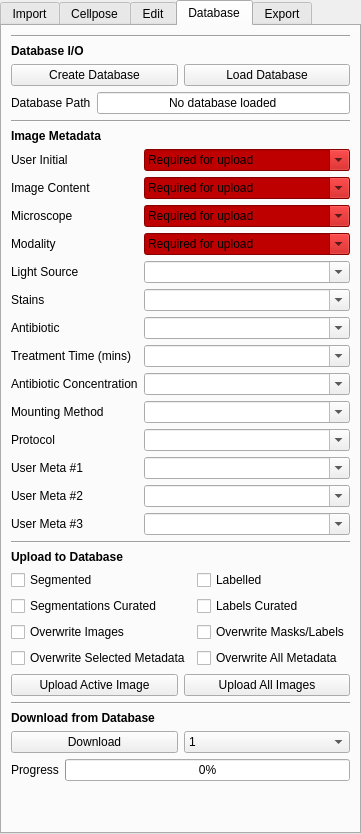
Qt form src/napari_akseg/akseg_ui.ui (piedrro/napari-akseg) before a commit.
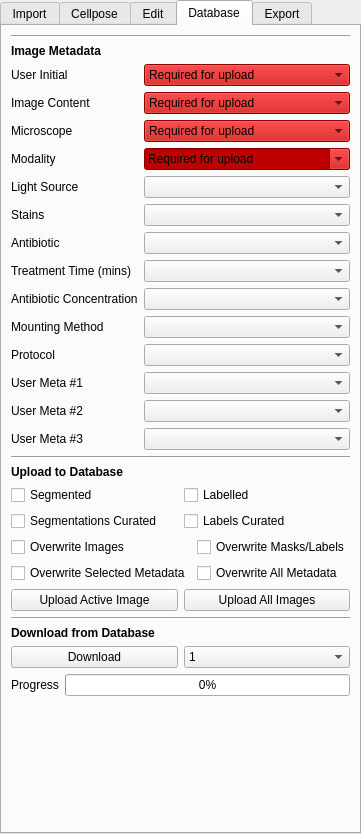
The same form after that commit. The open tabs and pages were chosen to show the change.

```diff
--- a/src/napari_akseg/akseg_ui.ui
+++ b/src/napari_akseg/akseg_ui.ui
@@ -1217,71 +1217,6 @@
     <string>Database</string>
    </attribute>
    <layout class="QVBoxLayout" name="verticalLayout_4">
-    <item>
-     <widget class="Line" name="line_24">
-      <property name="orientation">
-       <enum>Qt::Horizontal</enum>
-      </property>
-     </widget>
-    </item>
-    <item>
-     <widget class="QLabel" name="database_io_title">
-      <property name="font">
-       <font>
-        <weight>75</weight>
-        <bold>true</bold>
-       </font>
-      </property>
-      <property name="text">
-       <string>Database I/O</string>
-      </property>
-     </widget>
-    </item>
-    <item>
-     <layout class="QGridLayout" name="gridLayout_13">
-      <item row="0" column="0">
-       <widget class="QPushButton" name="create_database">
-        <property name="text">
-         <string>Create Database</string>
-        </property>
-       </widget>
-      </item>
-      <item row="0" column="1">
-       <widget class="QPushButton" name="load_database">
-        <property name="text">
-         <string>Load Database</string>
-        </property>
-       </widget>
-      </item>
-     </layout>
-    </item>
-    <item>
-     <layout class="QFormLayout" name="formLayout_9">
-      <item row="0" column="0">
-       <widget class="QLabel" name="display_database_path_label">
-        <property name="text">
-         <string>Database Path</string>
-        </property>
-       </widget>
-      </item>
-      <item row="0" column="1">
-       <widget class="QLineEdit" name="display_database_path">
-        <property name="text">
-         <string>No database loaded</string>
-        </property>
-        <property name="alignment">
-         <set>Qt::AlignCenter</set>
-        </property>
-        <property name="readOnly">
-         <bool>true</bool>
-        </property>
-        <property name="clearButtonEnabled">
-         <bool>false</bool>
-        </property>
-       </widget>
-      </item>
-     </layout>
-    </item>
     <item>
      <widget class="Line" name="line_13">
       <property name="orientation">
@@ -1313,14 +1248,11 @@
       </item>
       <item row="0" column="1">
        <widget class="QComboBox" name="upload_initial">
-        <property name="enabled">
-         <bool>true</bool>
-        </property>
         <property name="styleSheet">
          <string notr="true">background-color: rgb(191, 0, 0);</string>
         </property>
         <property name="editable">
-         <bool>true</bool>
+         <bool>false</bool>
         </property>
         <item>
          <property name="text">
@@ -1338,14 +1270,11 @@
       </item>
       <item row="1" column="1">
        <widget class="QComboBox" name="upload_content">
-        <property name="enabled">
-         <bool>true</bool>
-        </property>
         <property name="styleSheet">
          <string notr="true">background-color: rgb(191, 0, 0);</string>
         </property>
         <property name="editable">
-         <bool>true</bool>
+         <bool>false</bool>
         </property>
         <item>
          <property name="text">
@@ -1363,14 +1292,11 @@
       </item>
       <item row="2" column="1">
        <widget class="QComboBox" name="upload_microscope">
-        <property name="enabled">
-         <bool>true</bool>
-        </property>
         <property name="styleSheet">
          <string notr="true">background-color: rgb(191, 0, 0);</string>
         </property>
         <property name="editable">
-         <bool>true</bool>
+         <bool>false</bool>
         </property>
         <item>
          <property name="text">
@@ -1388,9 +1314,6 @@
       </item>
       <item row="3" column="1">
        <widget class="QComboBox" name="upload_modality">
-        <property name="enabled">
-         <bool>true</bool>
-        </property>
         <property name="styleSheet">
          <string notr="true">background-color: rgb(191, 0, 0);</string>
         </property>
@@ -1448,11 +1371,8 @@
       </item>
       <item row="4" column="1">
        <widget class="QComboBox" name="upload_illumination">
-        <property name="enabled">
-         <bool>true</bool>
-        </property>
         <property name="editable">
-         <bool>true</bool>
+         <bool>false</bool>
         </property>
         <item>
          <property name="text">
@@ -1490,11 +1410,8 @@
       </item>
       <item row="5" column="1">
        <widget class="QComboBox" name="upload_stain">
-        <property name="enabled">
-         <bool>true</bool>
-        </property>
         <property name="editable">
-         <bool>true</bool>
+         <bool>false</bool>
         </property>
         <item>
          <property name="text">
@@ -1515,11 +1432,8 @@
       </item>
       <item row="11" column="1">
        <widget class="QComboBox" name="upload_protocol">
-        <property name="enabled">
-         <bool>true</bool>
-        </property>
         <property name="editable">
-         <bool>true</bool>
+         <bool>false</bool>
         </property>
         <item>
          <property name="text">
@@ -1537,11 +1451,8 @@
       </item>
       <item row="7" column="1">
        <widget class="QComboBox" name="upload_antibiotic">
-        <property name="enabled">
-         <bool>true</bool>
-        </property>
         <property name="editable">
-         <bool>true</bool>
+         <bool>false</bool>
         </property>
        </widget>
       </item>
@@ -1554,11 +1465,8 @@
       </item>
       <item row="10" column="1">
        <widget class="QComboBox" name="upload_mount">
-        <property name="enabled">
-         <bool>true</bool>
-        </property>
         <property name="editable">
-         <bool>true</bool>
+         <bool>false</bool>
         </property>
         <item>
          <property name="text">
@@ -1585,14 +1493,7 @@
        </widget>
       </item>
       <item row="9" column="1">
-       <widget class="QComboBox" name="upload_abxconcentration">
-        <property name="enabled">
-         <bool>true</bool>
-        </property>
-        <property name="editable">
-         <bool>true</bool>
-        </property>
-       </widget>
+       <widget class="QComboBox" name="upload_abxconcentration"/>
       </item>
       <item row="9" column="0">
        <widget class="QLabel" name="label_47">
@@ -1603,12 +1504,6 @@
       </item>
       <item row="8" column="1">
        <widget class="QComboBox" name="upload_treatmenttime">
-        <property name="enabled">
-         <bool>true</bool>
-        </property>
-        <property name="editable">
-         <bool>true</bool>
-        </property>
         <item>
          <property name="text">
           <string/>
@@ -1645,34 +1540,13 @@
        </widget>
       </item>
       <item row="12" column="1">
-       <widget class="QComboBox" name="upload_usermeta1">
-        <property name="enabled">
-         <bool>true</bool>
-        </property>
-        <property name="editable">
-         <bool>true</bool>
-        </property>
-       </widget>
+       <widget class="QComboBox" name="upload_usermeta1"/>
       </item>
       <item row="13" column="1">
-       <widget class="QComboBox" name="upload_usermeta2">
-        <property name="enabled">
-         <bool>true</bool>
-        </property>
-        <property name="editable">
-         <bool>true</bool>
-        </property>
-       </widget>
+       <widget class="QComboBox" name="upload_usermeta2"/>
       </item>
       <item row="14" column="1">
-       <widget class="QComboBox" name="upload_usermeta3">
-        <property name="enabled">
-         <bool>true</bool>
-        </property>
-        <property name="editable">
-         <bool>true</bool>
-        </property>
-       </widget>
+       <widget class="QComboBox" name="upload_usermeta3"/>
       </item>
      </layout>
     </item>
@@ -1700,19 +1574,20 @@
      <layout class="QGridLayout" name="database_upload_options">
       <item row="0" column="0">
        <widget class="QCheckBox" name="upload_segmented">
-        <property name="enabled">
-         <bool>true</bool>
-        </property>
         <property name="text">
          <string>Segmented</string>
         </property>
        </widget>
       </item>
+      <item row="1" column="1">
+       <widget class="QCheckBox" name="upload_classcurated">
+        <property name="text">
+         <string>Labels Curated</string>
+        </property>
+       </widget>
+      </item>
       <item row="0" column="1">
        <widget class="QCheckBox" name="upload_labelled">
-        <property name="enabled">
-         <bool>true</bool>
-        </property>
         <property name="text">
          <string>Labelled</string>
         </property>
@@ -1720,59 +1595,38 @@
       </item>
       <item row="1" column="0">
        <widget class="QCheckBox" name="upload_segcurated">
-        <property name="enabled">
-         <bool>true</bool>
-        </property>
         <property name="text">
          <string>Segmentations Curated</string>
         </property>
        </widget>
       </item>
-      <item row="1" column="1">
-       <widget class="QCheckBox" name="upload_classcurated">
-        <property name="enabled">
-         <bool>true</bool>
-        </property>
-        <property name="text">
-         <string>Labels Curated</string>
-        </property>
-       </widget>
-      </item>
-      <item row="2" column="0">
+     </layout>
+    </item>
+    <item>
+     <layout class="QGridLayout" name="gridLayout_9">
+      <item row="0" column="0">
        <widget class="QCheckBox" name="upload_overwrite_images">
-        <property name="enabled">
-         <bool>true</bool>
-        </property>
         <property name="text">
          <string>Overwrite Images</string>
         </property>
        </widget>
       </item>
-      <item row="2" column="1">
+      <item row="0" column="1">
        <widget class="QCheckBox" name="upload_overwrite_masks">
-        <property name="enabled">
-         <bool>true</bool>
-        </property>
         <property name="text">
          <string>Overwrite Masks/Labels</string>
         </property>
        </widget>
       </item>
-      <item row="3" column="0">
+      <item row="1" column="0">
        <widget class="QCheckBox" name="overwrite_selected_metadata">
-        <property name="enabled">
-         <bool>true</bool>
-        </property>
         <property name="text">
          <string>Overwrite Selected Metadata</string>
         </property>
        </widget>
       </item>
-      <item row="3" column="1">
+      <item row="1" column="1">
        <widget class="QCheckBox" name="overwrite_all_metadata">
-        <property name="enabled">
-         <bool>true</bool>
-        </property>
         <property name="text">
          <string>Overwrite All Metadata</string>
         </property>
@@ -1784,9 +1638,6 @@
      <layout class="QGridLayout" name="database_upload_buttons">
       <item row="0" column="1">
        <widget class="QPushButton" name="upload_all">
-        <property name="enabled">
-         <bool>true</bool>
-        </property>
         <property name="text">
          <string>Upload All Images</string>
         </property>
@@ -1794,9 +1645,6 @@
       </item>
       <item row="0" column="0">
        <widget class="QPushButton" name="upload_active">
-        <property name="enabled">
-         <bool>true</bool>
-        </property>
         <property name="text">
          <string>Upload Active Image</string>
         </property>
@@ -1828,12 +1676,6 @@
      <layout class="QGridLayout" name="database_download_buttons">
       <item row="0" column="1">
        <widget class="QComboBox" name="database_download_limit">
-        <property name="enabled">
-         <bool>true</bool>
-        </property>
-        <property name="frame">
-         <bool>true</bool>
-        </property>
         <item>
          <property name="text">
           <string>1</string>
@@ -1873,9 +1715,6 @@
       </item>
       <item row="0" column="0">
        <widget class="QPushButton" name="database_download">
-        <property name="enabled">
-         <bool>true</bool>
-        </property>
         <property name="text">
          <string>Download</string>
         </property>
```
Left out of the diff: 128 changed lines with no effect on the pictures.
